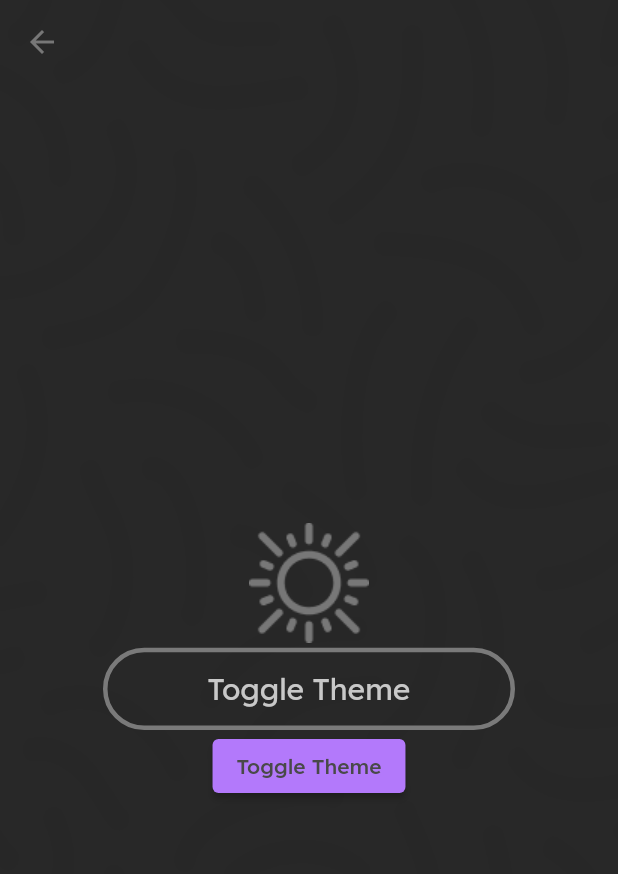
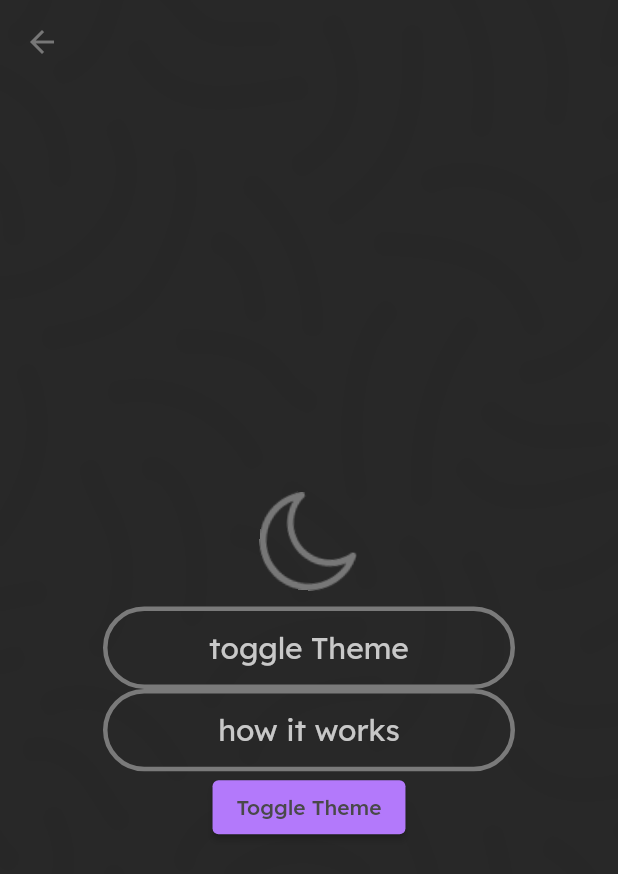
Before and after one commit to lolmaxlevel/compass_app, a Flutter app: the Settings screen opened directly, after a tap on "Toggle Theme", on a phone screen of 412 x 824 dp. Shown: the top 874 px of the screen. Run offline on Flutter 3.47's test engine with Material 2 defaults, Android fonts, the phone set to English and light mode, and no system bars; our stand-ins replace adaptive_theme, pin_code_fields, shared_preferences; missing offline and left inert: background_location, flutter_animator, mutex, web_socket_client; accounts and stored records are empty; statements that could not run were skipped.

Commit message:
added animation between pages and animation for theme icon

```diff
--- a/lib/pages/settings.dart
+++ b/lib/pages/settings.dart
@@ -10,6 +10,8 @@ class Settings extends StatefulWidget {
 }
 
 class _SettingsState extends State<Settings> {
+  String themeIcon = "assets/icons/lightTheme.png";
+
   @override
   void initState() {
     super.initState();
@@ -49,13 +51,28 @@ class _SettingsState extends State<Settings> {
               child: Column(
                 mainAxisAlignment: MainAxisAlignment.center,
                 children: [
-                  Image.asset(
-                    "assets/icons/themeChangeIcon.png",
-                    height: width * 0.21,
-                    width: width * 0.21,
-                    color: Theme.of(context).primaryColor,
+                  AnimatedSwitcher(
+                      transitionBuilder: (Widget child, Animation<double> animation) {
+                        return RotationTransition(
+                            turns: animation,
+                            child: child
+                        );
+                      },
+                      layoutBuilder: (currentChild, previousChildren) {
+                        return currentChild!;
+                      },
+                      switchInCurve: Curves.elasticOut,
+                      duration: const Duration(milliseconds: 2000),
+                      child: Image.asset(
+                        themeIcon,
+                        height: width * 0.21,
+                        width: width * 0.21,
+                        color: Theme.of(context).primaryColor,
+                        key: ValueKey<String>(themeIcon),
+                      )
                   ),
-                  BaseButton(data: "Toggle Theme", onTap: toggleTheme),
+                  BaseButton(data: "toggle Theme", onTap: toggleTheme),
+                  BaseButton(data: "how it works", onTap: (){}),
                   ElevatedButton(
                     onPressed: toggleTheme,
                     child: const Text("Toggle Theme"),
@@ -70,8 +87,17 @@ class _SettingsState extends State<Settings> {
   }
 
   void toggleTheme() {
-    AdaptiveTheme.of(context).mode.isDark
-        ? AdaptiveTheme.of(context).setLight()
-        : AdaptiveTheme.of(context).setDark();
+    if(AdaptiveTheme.of(context).mode.isDark){
+      AdaptiveTheme.of(context).setLight();
+      setState(() {
+        themeIcon = "assets/icons/lightTheme.png";
+      });
+    }
+    else {
+      AdaptiveTheme.of(context).setDark();
+      setState(() {
+        themeIcon = "assets/icons/darkTheme.png";
+      });
+    }
   }
 }
--- a/lib/widgets/AnimatedHeart.dart
+++ b/lib/widgets/AnimatedHeart.dart
@@ -13,9 +13,11 @@ class AnimatedHeart extends StatefulWidget {
 }
 
 class _AnimatedHeartState extends State<AnimatedHeart> {
-  late AssetImage heartImage = const AssetImage('assets/heart/heart-crossed.png');
+
+  String heartImage = 'assets/heart/heart-crossed.png';
   final GlobalKey<AnimatorWidgetState> _key = GlobalKey<AnimatorWidgetState>();
   bool heartClicked = false;
+
   @override
   Widget build(BuildContext context) {
     final width = MediaQuery.of(context).size.width;
@@ -25,8 +27,6 @@ class _AnimatedHeartState extends State<AnimatedHeart> {
       },
       child: SizedBox.fromSize(
         size: Size.square(width*0.20),
-        child: AnimatedSwitcher(
-          duration: const Duration(seconds: 1),
         child: HeartBeat(
           key: _key,
           preferences: const AnimationPreferences(
@@ -35,9 +35,11 @@ class _AnimatedHeartState extends State<AnimatedHeart> {
             offset: Duration(milliseconds: 0),
             magnitude: 0.5,
           ),
-            child: Image(image: heartImage,
+          child: Image.asset(
+            heartImage,
             width: width*0.20,
-              color: Theme.of(context).primaryColor,),
+            color: Theme.of(context).primaryColor,
+            key: ValueKey<String>(heartImage),
           ),
         ),
       ),
@@ -54,11 +56,9 @@ class _AnimatedHeartState extends State<AnimatedHeart> {
     setState(()
     {
       heartClicked = !heartClicked;
-      heartImage = AssetImage(
-          !heartClicked
+      heartImage = !heartClicked
           ?'assets/heart/heart-crossed.png'
-              :'assets/heart/heart.png'
-      );
+          :'assets/heart/heart.png';
     });
   }
 }
--- a/pubspec.yaml
+++ b/pubspec.yaml
@@ -46,6 +46,7 @@ dependencies:
   mutex: ^3.0.1
   flutter_animator: ^3.2.2
   web_socket_client: ^0.1.0-dev.3
+  page_transition: ^2.0.9
 
 dev_dependencies:
   flutter_test:
```
Also changed, not shown: assets/icons/darkTheme.png (added), assets/icons/lightTheme.png (renamed from assets/icons/themeChangeIcon.png), pubspec.lock. Lines whose indentation alone changed are shown as unchanged.
